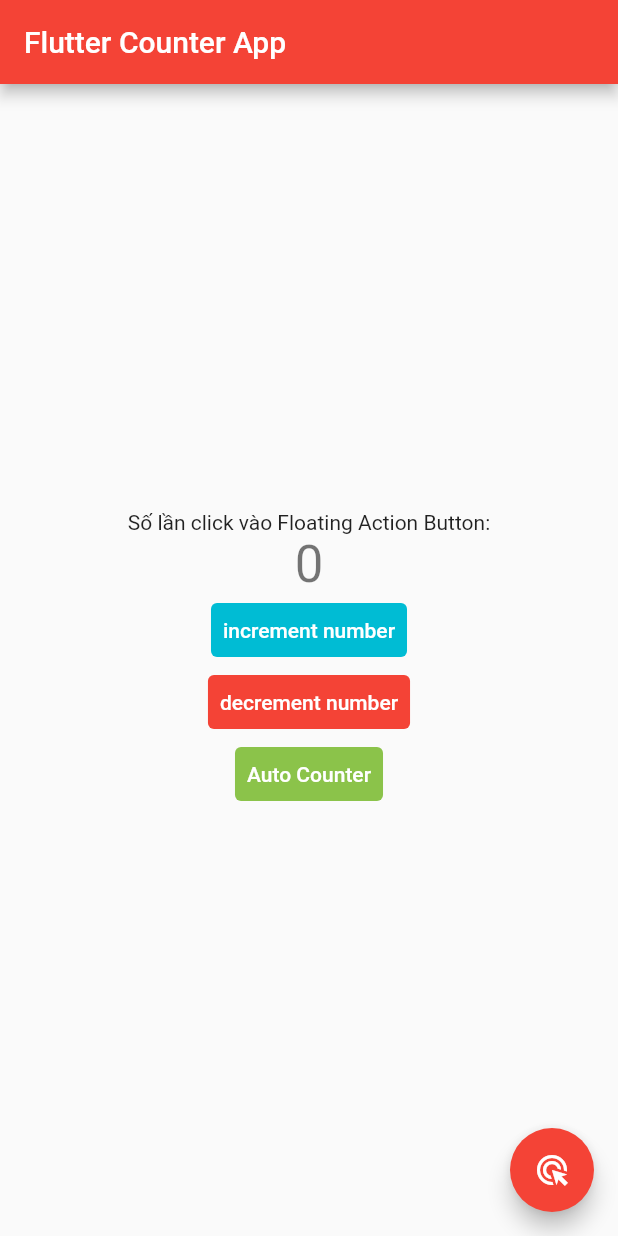
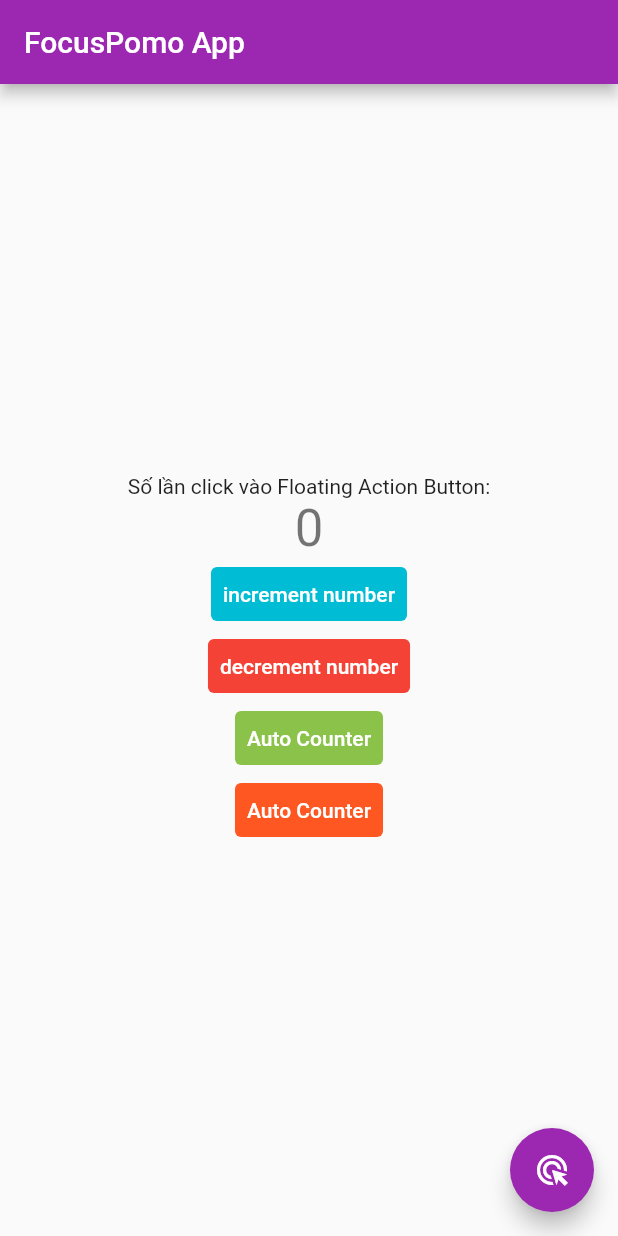
Before and after one commit to haopham1705/FocusPomoApp, a Flutter app: the screen it shows after launch, on a phone screen of 412 x 824 dp. Run offline on Flutter 3.47's test engine with Material 2 defaults, Android fonts, the phone set to English and light mode, and no system bars; missing offline and left inert: interval_time_picker.

Commit message:
add some function

```diff
--- a/lib/main.dart
+++ b/lib/main.dart
@@ -1,6 +1,5 @@
-import 'dart:async';
-
 import 'package:flutter/material.dart';
+import 'package:interval_time_picker';
 
 void main() {
   runApp(const MyApp());
@@ -13,7 +12,7 @@ class MyApp extends StatelessWidget {
   @override
   Widget build(BuildContext context) {
     return MaterialApp(
-      title: 'Flutter Demo',
+      title: 'FocusPomo App',
       theme: ThemeData(
         // This is the theme of your application.
         //
@@ -24,9 +23,9 @@ class MyApp extends StatelessWidget {
         // or simply save your changes to "hot reload" in a Flutter IDE).
         // Notice that the counter didn't reset back to zero; the application
         // is not restarted.
-        primarySwatch: Colors.red,
+        primarySwatch: Colors.purple,
       ),
-      home: const MyHomePage(title: 'Flutter Counter App'),
+      home: const MyHomePage(title: 'FocusPomo App'),
     );
   }
 }
@@ -63,6 +62,12 @@ class _MyHomePageState extends State<MyHomePage> {
     setState(() {
       _counter--;
     });
+  }
+
+  void _intervalCounter(){
+      setState(() {
+        _counter = 100;
+      });
   }
 
   void _resetCounter() {
@@ -122,7 +127,17 @@ class _MyHomePageState extends State<MyHomePage> {
                   backgroundColor: MaterialStateProperty.all<Color>(Colors.lightGreen)
                 ),
                 onPressed: _resetCounter,
-                child: Text('Auto Counter')),
+                child: Text('Auto Counter')
+            ),
+            TextButton(
+                style: ButtonStyle(
+                    foregroundColor:
+                    MaterialStateProperty.all<Color>(Colors.white),
+                    backgroundColor: MaterialStateProperty.all<Color>(Colors.deepOrange)
+                ),
+                onPressed: _intervalCounter,
+                child: Text('Auto Counter')
+            ),
           ],
         ),
       ),
--- a/pubspec.yaml
+++ b/pubspec.yaml
@@ -36,6 +36,7 @@ dependencies:
   # The following adds the Cupertino Icons font to your application.
   # Use with the CupertinoIcons class for iOS style icons.
   cupertino_icons: ^1.0.2
+  interval_time_picker: ^2.0.0+5
 
 dev_dependencies:
   flutter_test:
```
